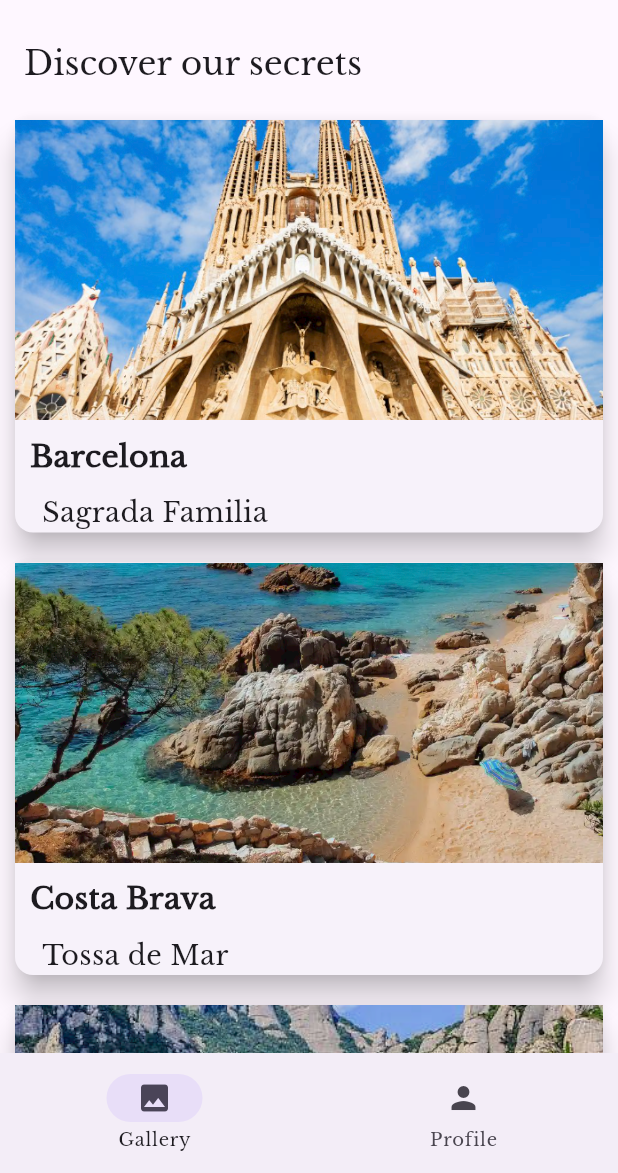
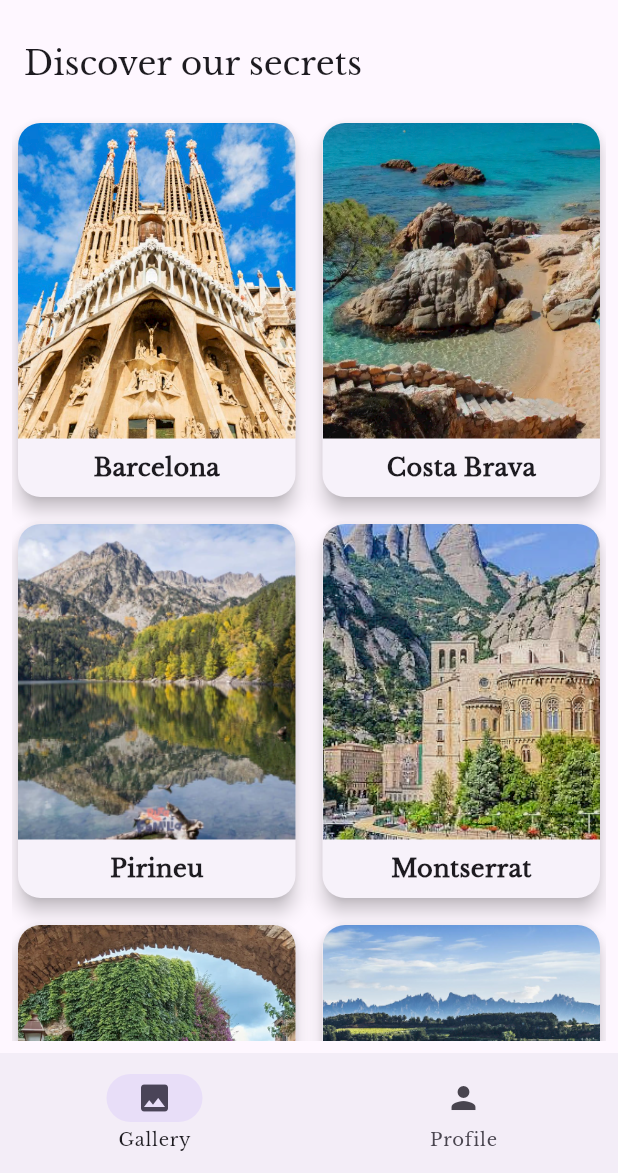
Before and after one commit to FrancescBrau/picture_gallery_fbrau, a Flutter app: the screen it shows after launch, on a phone screen of 412 x 824 dp, the part 63-1236 px from its top. Run offline on Flutter 3.47's test engine with Material 3 defaults, Android fonts, the phone set to English and light mode, and no system bars.

Commit message:
cards with no page

```diff
--- a/lib/features/Cards/cards.dart
+++ /dev/null
@@ -1,62 +0,0 @@
-import 'package:flutter/material.dart';
-import 'cards_details.dart';
-
-class Cards extends StatelessWidget {
-  final String title;
-  final String description;
-  final String imagePath;
-
-  const Cards({
-    super.key,
-    required this.title,
-    required this.description,
-    required this.imagePath,
-  });
-
-  @override
-  Widget build(BuildContext context) {
-    return GestureDetector(
-      onTap: () {
-        Navigator.push(
-          context,
-          MaterialPageRoute(
-            builder: (context) => CardsDetails(
-                title: title, description: description, imagePath: imagePath),
-          ),
-        );
-      },
-      child: Card(
-        elevation: 8,
-        margin: const EdgeInsets.all(10),
-        child: Column(
-          crossAxisAlignment: CrossAxisAlignment.start,
-          children: [
-            Image.asset(
-              imagePath,
-              fit: BoxFit.cover,
-              height: 200,
-              width: double.infinity,
-            ),
-            Padding(
-              padding: const EdgeInsets.all(10),
-              child: Text(
-                title,
-                style: const TextStyle(
-                  fontSize: 20,
-                  fontWeight: FontWeight.bold,
-                ),
-              ),
-            ),
-            Padding(
-              padding: const EdgeInsets.symmetric(horizontal: 18),
-              child: Text(
-                description,
-                style: const TextStyle(fontSize: 18),
-              ),
-            ),
-          ],
-        ),
-      ),
-    );
-  }
-}
--- a/lib/features/Cards/cards_details.dart
+++ /dev/null
@@ -1,35 +0,0 @@
-import 'package:flutter/material.dart';
-
-class CardsDetails extends StatelessWidget {
-  final String title;
-  final String description;
-  final String imagePath;
-
-  const CardsDetails({
-    super.key,
-    required this.title,
-    required this.description,
-    required this.imagePath,
-  });
-
-  @override
-  Widget build(BuildContext context) {
-    return Scaffold(
-      appBar: AppBar(
-        title: Text(title),
-      ),
-      body: Column(
-        children: [
-          Image.asset(imagePath),
-          Padding(
-            padding: const EdgeInsets.all(16.0),
-            child: Text(
-              description,
-              style: const TextStyle(fontSize: 18),
-            ),
-          ),
-        ],
-      ),
-    );
-  }
-}
--- /dev/null
+++ b/lib/features/gallery/Cards/cards.dart
@@ -0,0 +1,50 @@
+import 'package:flutter/material.dart';
+
+class Cards extends StatelessWidget {
+  final String title;
+  final String imagePath;
+
+  const Cards({
+    super.key,
+    required this.title,
+    required this.imagePath,
+  });
+
+  @override
+  Widget build(BuildContext context) {
+    return Card(
+      shape: RoundedRectangleBorder(
+        borderRadius: BorderRadius.circular(15.0),
+      ),
+      elevation: 5,
+      child: Column(
+        crossAxisAlignment: CrossAxisAlignment.center,
+        children: [
+          Expanded(
+            child: ClipRRect(
+              borderRadius: const BorderRadius.only(
+                topLeft: Radius.circular(15.0),
+                topRight: Radius.circular(15.0),
+              ),
+              child: Image.asset(
+                imagePath,
+                fit: BoxFit.cover,
+                width: double.infinity,
+              ),
+            ),
+          ),
+          Padding(
+            padding: const EdgeInsets.all(8.0),
+            child: Text(
+              title,
+              style: const TextStyle(
+                fontSize: 16.0,
+                fontWeight: FontWeight.bold,
+              ),
+            ),
+          ),
+        ],
+      ),
+    );
+  }
+}
--- /dev/null
+++ b/lib/features/gallery/Cards/cards_details.dart
@@ -0,0 +1,41 @@
+import 'package:flutter/material.dart';
+
+class CardDetails extends StatelessWidget {
+  final String title;
+  final String imagePath;
+  final String description;
+
+  const CardDetails({
+    super.key,
+    required this.title,
+    required this.imagePath,
+    required this.description,
+  });
+
+  @override
+  Widget build(BuildContext context) {
+    return Scaffold(
+      appBar: AppBar(
+        title: Text(title),
+      ),
+      body: SingleChildScrollView(
+        child: Column(
+          children: [
+            Image.asset(
+              imagePath,
+              fit: BoxFit.cover,
+              width: double.infinity,
+            ),
+            Padding(
+              padding: const EdgeInsets.all(16.0),
+              child: Text(
+                description,
+                style: const TextStyle(fontSize: 18.0),
+              ),
+            ),
+          ],
+        ),
+      ),
+    );
+  }
+}
--- a/lib/features/gallery/screens/gallery_screen.dart
+++ b/lib/features/gallery/screens/gallery_screen.dart
@@ -1,5 +1,5 @@
 import 'package:flutter/material.dart';
-import '../../Cards/cards.dart';
+import '../Cards/cards.dart';
 
 class GalleryScreen extends StatelessWidget {
   const GalleryScreen({super.key});
@@ -10,40 +10,53 @@ class GalleryScreen extends StatelessWidget {
       appBar: AppBar(
         title: const Text('Discover our secrets'),
       ),
-      body: const SingleChildScrollView(
-        child: Column(
-          children: [
-            Cards(
-              title: 'Barcelona',
-              description: 'Sagrada Familia',
-              imagePath: 'assets/images/safa.png',
-            ),
-            Cards(
-              title: 'Costa Brava',
-              description: "Tossa de Mar",
-              imagePath: 'assets/images/costabrava.png',
-            ),
-            Cards(
-              title: 'Montserrat',
-              description: 'Abadia de la Mare de Déu de Montserrat',
-              imagePath: 'assets/images/montserrat.png',
-            ),
-            Cards(
-              title: "L'Empordà",
-              description: 'Vila medieval de Peratallada',
-              imagePath: 'assets/images/peratallada.png',
-            ),
-            Cards(
-              title: "Alt Pirineu",
-              description: "Aigüestortes i l'estany de Sant Maurici",
-              imagePath: 'assets/images/aiguestortes.png',
-            ),
-            Cards(
-              title: "Terres de l'Ebre",
-              description: 'Deltebre',
-              imagePath: 'assets/images/deltaebre.png',
-            ),
-          ],
+      body: Padding(
+        padding: const EdgeInsets.all(8.0),
+        child: GridView.builder(
+          gridDelegate: const SliverGridDelegateWithFixedCrossAxisCount(
+            crossAxisCount: 2,
+            crossAxisSpacing: 10.0,
+            mainAxisSpacing: 10.0,
+            childAspectRatio: 3 / 4,
+          ),
+          itemCount: 7,
+          itemBuilder: (context, index) {
+            final cardsData = [
+              {
+                'title': 'Barcelona',
+                'imagePath': 'assets/images/safa.png',
+              },
+              {
+                'title': 'Costa Brava',
+                'imagePath': 'assets/images/costabrava.png',
+              },
+              {
+                'title': 'Pirineu',
+                'imagePath': 'assets/images/aiguestortes.png',
+              },
+              {
+                'title': 'Montserrat',
+                'imagePath': 'assets/images/montserrat.png',
+              },
+              {
+                'title': 'Empordà',
+                'imagePath': 'assets/images/peratallada.png',
+              },
+              {
+                'title': 'Penedès',
+                'imagePath': 'assets/images/penedes.png',
+              },
+              {
+                'title': 'Deltebre',
+                'imagePath': 'assets/images/deltaebre.png',
+              },
+            ];
+
+            return Cards(
+              title: cardsData[index]['title']!,
+              imagePath: cardsData[index]['imagePath']!,
+            );
+          },
         ),
       ),
     );
--- a/lib/main.dart
+++ b/lib/main.dart
@@ -13,10 +13,7 @@ class CataloniaGalleryApp extends StatelessWidget {
   Widget build(BuildContext context) {
     return MaterialApp(
       title: 'Catalonia Gallery App',
-      theme: ThemeData(
-        fontFamily: 'LibreBaskerville',
-        primarySwatch: Colors.blue,
-      ),
+      theme: ThemeData(fontFamily: 'LibreBaskerville'),
       home: const MainScreen(),
     );
   }
@@ -40,10 +37,7 @@ class _MainScreenState extends State<MainScreen> {
   @override
   Widget build(BuildContext context) {
     return Scaffold(
-      appBar: AppBar(
-        title: const Text('Visit Catalonia'),
-        backgroundColor: const Color.fromARGB(0, 93, 169, 216),
-      ),
+      appBar: AppBar(title: const Text('Visit Catalonia')),
       body: screensApp[currentIndex],
       bottomNavigationBar: NavigationBar(
         selectedIndex: currentIndex,
```
Also changed, not shown: assets/images/penedes.png (added), 1 other file.
